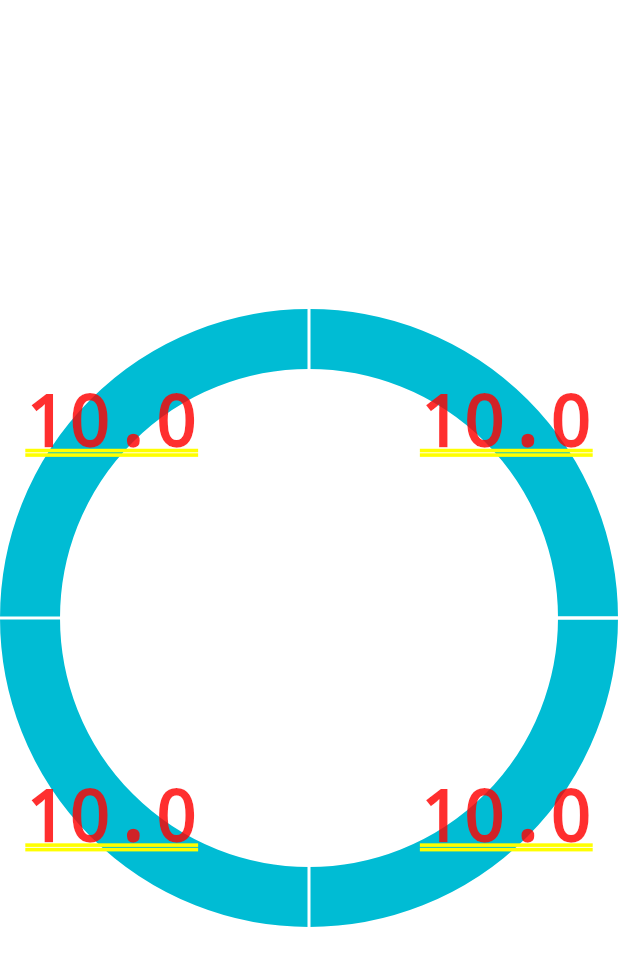
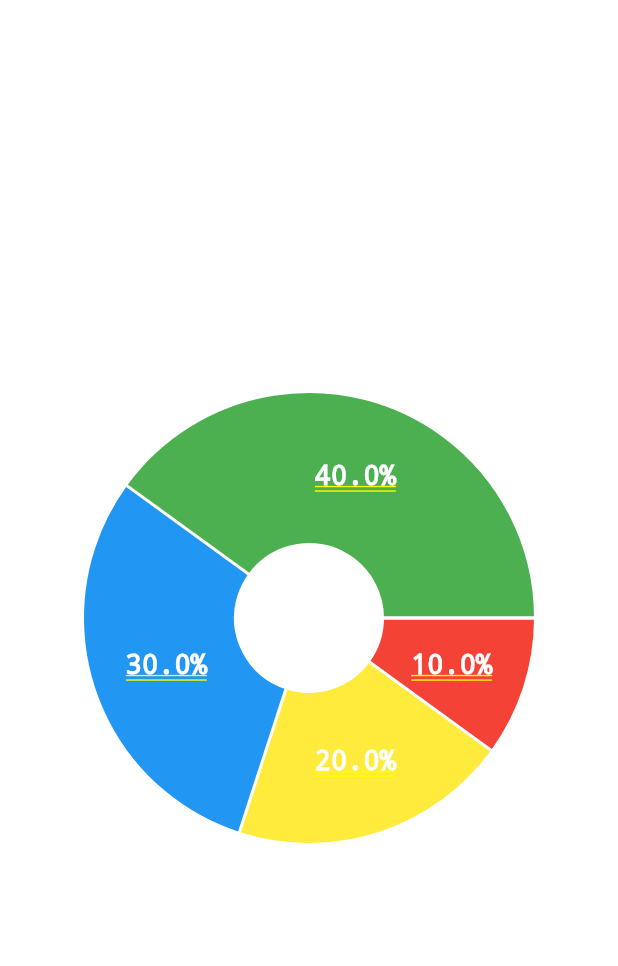
Before and after one commit to rising-dancho/tectags_charts, a Flutter app: the screen it shows after launch, on a phone screen of 412 x 824 dp. Shown: the top 966 px of the screen. Run offline on Flutter 3.47's test engine with Material 3 defaults, Android fonts, the light colour scheme and no system bars; drawn by our look-alikes of fl_chart.

Commit message:
feat: updated chart design

```diff
--- a/lib/chart.dart
+++ b/lib/chart.dart
@@ -11,10 +11,42 @@ class Chart extends StatefulWidget {
 class _ChartState extends State<Chart> {
   @override
   Widget build(BuildContext context) {
-    return Center(child: PieChart(PieChartData(sections: pieChartSection())));
+    return Center(
+      child: PieChart(
+        PieChartData(
+          sections: pieChartSection(),
+          // sectionsSpace: 0,
+          centerSpaceRadius: 50,
+        ),
+      ),
+    );
   }
 
   List<PieChartSectionData> pieChartSection() {
-    return List.generate(4, (index) => PieChartSectionData());
+    List<Color> sectionColors = [
+      Colors.red,
+      Colors.yellow,
+      Colors.blue,
+      Colors.green,
+    ];
+
+    return List.generate(4, (index) {
+      final radius = 100.0;
+      final fontSize = 18.0;
+
+      double value = (index + 1) * 10;
+
+      return PieChartSectionData(
+        color: sectionColors[index],
+        value: value,
+        title: '$value%',
+        radius: radius,
+        titleStyle: TextStyle(
+          fontSize: fontSize,
+          fontWeight: FontWeight.bold,
+          color: Color(0xFFFFFFFF),
+        ),
+      );
+    });
   }
 }
```
